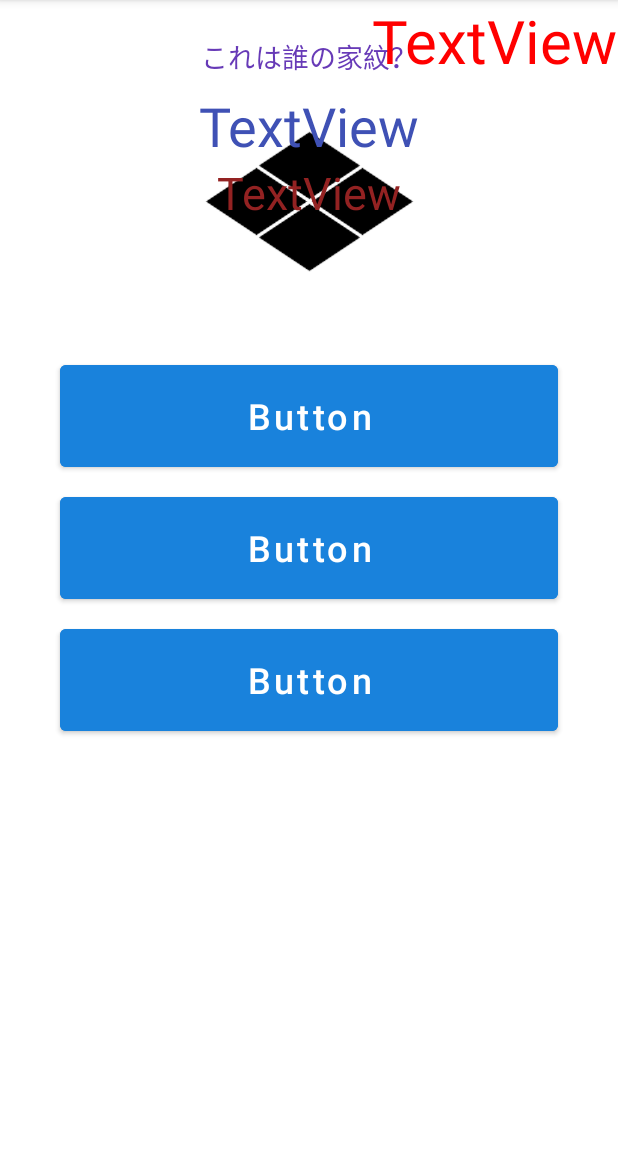
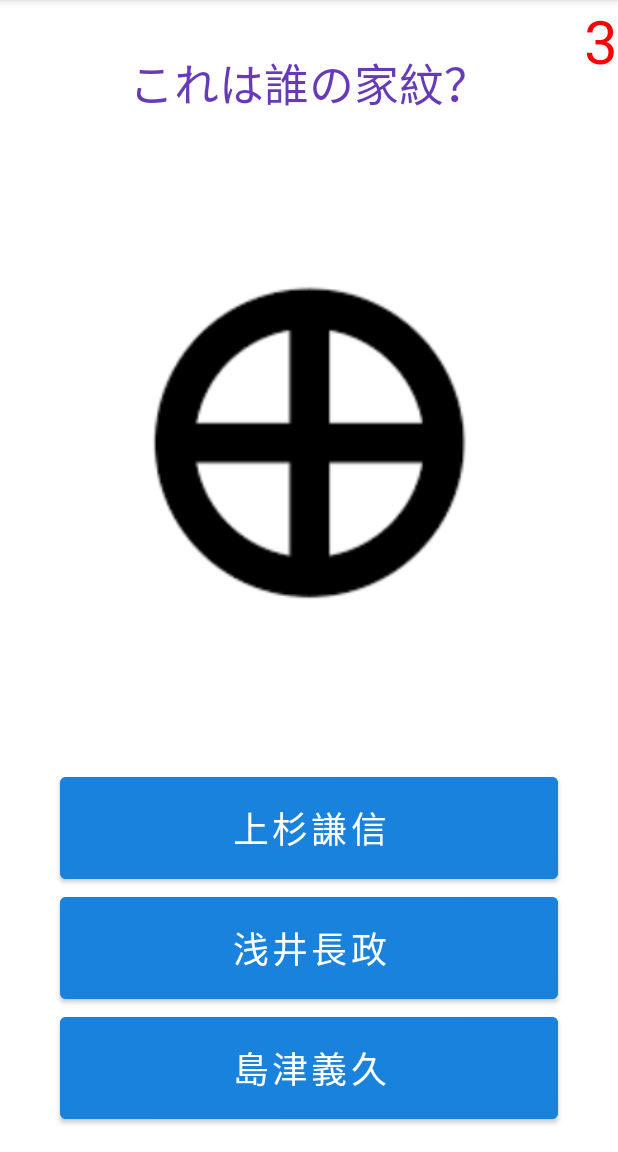
Before and after one commit to SomaBito/Quiz, an Android app: the screen it shows after launch (AllQuizActivity), after a tap on "家紋", on a phone screen of 412 x 824 dp, the part 84-1236 px from its top. Run offline under Robolectric (Android 15) with nearby library versions, the phone set to English and light mode, and no system bars; Roboto replaces fonts that are not available here.

Commit message:
一旦保存。

```diff
--- a/app/src/main/java/app/bito/soma/quiz/AllQuizActivity.kt
+++ b/app/src/main/java/app/bito/soma/quiz/AllQuizActivity.kt
@@ -1,7 +1,13 @@
 package app.bito.soma.quiz
 
+import android.content.Intent
 import androidx.appcompat.app.AppCompatActivity
 import android.os.Bundle
+import android.os.CountDownTimer
+import android.util.Log
+import android.view.View
+import androidx.core.view.isVisible
+import kotlinx.android.synthetic.main.activity_quiz.*
 
 class AllQuizActivity : AppCompatActivity() {
 
@@ -14,15 +20,45 @@ class AllQuizActivity : AppCompatActivity() {
     var correctCount: Int = 0
 
     var second = 5
+
+    var key:String? = ""
+
+    val timer : CountDownTimer = object : CountDownTimer(5000,1000){
+
+        override fun onFinish() {
+            secondText.text = second.toString()
+            judgeImage.setImageResource(R.drawable.fuseikai)
+            quizText.setText("不正解")
+            correctAnswerText.text = "正解は$correctAnswer"
+            answerButton1.isVisible = false
+            answerButton2.isVisible = false
+            answerButton3.isVisible = false
+            kamonImage.visibility = View.INVISIBLE
+            kamonImage.visibility = View.VISIBLE
+
+            showAnswer()
+
+            quizCount++
+
+            second = 6
+        }
+
+        override fun onTick(millisUntilFinished: Long) {
+            second = second - 1
+            secondText.text = second.toString()
+        }
+    }
+
     override fun onCreate(savedInstanceState: Bundle?) {
         super.onCreate(savedInstanceState)
         setContentView(R.layout.activity_all_quiz)
 
-        val key = intent.getStringExtra("key")
+        key = intent.getStringExtra("key")
 
         when(key){
             "kamon" ->{
                 shuffledLists = QuizLists1.shuffled()
+
             }
             "kamon2" ->{
                 shuffledLists = QuizLists2.shuffled()
@@ -43,6 +79,130 @@ class AllQuizActivity : AppCompatActivity() {
 
         }
 
+        showquestion()
+
+        answerButton1.setOnClickListener {
+            checkAnswer(answerButton1.text.toString())
+
+        }
+
+        answerButton2.setOnClickListener {
+            checkAnswer(answerButton2.text.toString())
+
+        }
+
+        answerButton3.setOnClickListener {
+            checkAnswer(answerButton3.text.toString())
+
+        }
+
+
+
+        nextButton.setOnClickListener {
+
+            if ( quizCount == shuffledLists?.size) {
+
+                val resultsIntent: Intent = Intent( this, ResultActivity::class.java)
+
+                resultsIntent.putExtra("QuizCount", shuffledLists?.size!!)
+
+                resultsIntent.putExtra("CorrectCount", correctCount)
+
+                startActivity(resultsIntent)
+                finish()
+
+            }else{
+                judgeImage.isVisible = false
+                nextButton.isVisible = false
+
+                answerButton1.isEnabled = true
+                answerButton2.isEnabled = true
+                answerButton3.isEnabled = true
+
+                correctAnswerText.text = ""
+
+                showquestion()
+
+            }
+        }
+
+    }
+
+    fun showquestion() {
+
+        secondText.isVisible = true
+
+        val question: QuizData = shuffledLists?.get(quizCount)!!
+
+        Log.d("question", "${question.mondaibun}, ${question.image.toString()}")
+
+        answerButton1.text = question.question1
+        answerButton2.text = question.question2
+        answerButton3.text = question.question3
+
+        correctAnswer = question.answer
+
+        if(question.image != null) {
+            kamonImage.visibility = View.VISIBLE
+            kamonImage.setImageResource(question.image)
+        }else{
+            kamonImage.visibility = View.INVISIBLE
+        }
+
+        quizText.text = question.mondaibun
+
+        answerButton1.isVisible = true
+        answerButton2.isVisible = true
+        answerButton3.isVisible = true
+
+        secondText.text = second.toString()
+        second = 5
+
+        timer.start()
+
+    }
+
+    fun checkAnswer(answerText: String) {
+        timer.cancel()
+
+        if (answerText == correctAnswer) {
+            judgeImage.setImageResource(R.drawable.seikai)
+            correctCount++
+            quizText.setText("")
+            answerButton1.isVisible = false
+            answerButton2.isVisible = false
+            answerButton3.isVisible = false
+            kamonImage.visibility = View.INVISIBLE
+            secondText.isVisible = false
+
+        } else {
+            judgeImage.setImageResource(R.drawable.fuseikai)
+            quizText.setText("不正解")
+            correctAnswerText.text = "正解は$correctAnswer"
+            answerButton1.isVisible = false
+            answerButton2.isVisible = false
+            answerButton3.isVisible = false
+            kamonImage.visibility = View.INVISIBLE
+            secondText.isVisible = false
+
+        }
+        showAnswer()
+
+        quizCount++
+    }
+
+    fun showAnswer(){
+
+
+
+        judgeImage.isVisible = true
+
+        nextButton.isVisible = true
+
+        answerButton1.isEnabled = false
+        answerButton2.isEnabled = false
+        answerButton3.isEnabled = false
+
 
     }
 }
--- a/app/src/main/java/app/bito/soma/quiz/Data.kt
+++ b/app/src/main/java/app/bito/soma/quiz/Data.kt
@@ -1,20 +1,20 @@
 package app.bito.soma.quiz
 
 val QuizLists1: List<QuizData> = listOf(
-    QuizData("", "武田信玄", "明智光秀", "北条氏政","武田信玄", R.drawable.takedakamon),
-    QuizData("", "織田信長", "石田三成", "井伊直政","石田三成", R.drawable.ishidakamon),
-    QuizData("", "徳川家康", "豊臣秀吉", "毛利輝元","豊臣秀吉", R.drawable.toyotomikamon),
-    QuizData("", "真田昌幸", "伊達政宗", "斎藤道三","真田昌幸", R.drawable.sanadakamon),
-    QuizData("", "上杉謙信", "浅井長政", "島津義久","島津義久", R.drawable.shimazukamon)
+    QuizData("これは誰の家紋？", "武田信玄", "明智光秀", "北条氏政","武田信玄", R.drawable.takedakamon),
+    QuizData("これは誰の家紋？", "織田信長", "石田三成", "井伊直政","石田三成", R.drawable.ishidakamon),
+    QuizData("これは誰の家紋？", "徳川家康", "豊臣秀吉", "毛利輝元","豊臣秀吉", R.drawable.toyotomikamon),
+    QuizData("これは誰の家紋？", "真田昌幸", "伊達政宗", "斎藤道三","真田昌幸", R.drawable.sanadakamon),
+    QuizData("これは誰の家紋？", "上杉謙信", "浅井長政", "島津義久","島津義久", R.drawable.shimazukamon)
 )
 
 
 val QuizLists2: List<QuizData> = listOf(
-    QuizData("", "龍造寺隆信","細川忠興","鳥居元忠","龍造寺隆信", R.drawable.ryuuzoujikamon),
-    QuizData("", "九鬼嘉隆","清水宗治","前田利家","前田利家",R.drawable.maedakamon),
-    QuizData("", "柴田勝家","上杉謙信","大友宗麟","柴田勝家",R.drawable.shibatakamon),
-    QuizData("", "今川義元","池田恒興","加藤清正","池田恒興",R.drawable.ikedakamon),
-    QuizData("", "小西行長","京極高次","毛利輝元","毛利輝元",R.drawable.mourikamon)
+    QuizData("これは誰の家紋？", "龍造寺隆信","細川忠興","鳥居元忠","龍造寺隆信", R.drawable.ryuuzoujikamon),
+    QuizData("これは誰の家紋？", "九鬼嘉隆","清水宗治","前田利家","前田利家",R.drawable.maedakamon),
+    QuizData("これは誰の家紋？", "柴田勝家","上杉謙信","大友宗麟","柴田勝家",R.drawable.shibatakamon),
+    QuizData("これは誰の家紋？", "今川義元","池田恒興","加藤清正","池田恒興",R.drawable.ikedakamon),
+    QuizData("これは誰の家紋？", "小西行長","京極高次","毛利輝元","毛利輝元",R.drawable.mourikamon)
 )
 
 
--- a/app/src/main/java/app/bito/soma/quiz/ResultActivity.kt
+++ b/app/src/main/java/app/bito/soma/quiz/ResultActivity.kt
@@ -44,7 +44,8 @@ class ResultActivity : AppCompatActivity() {
 
 
         againButton.setOnClickListener {
-            val quizIntent: Intent = Intent(this, QuizActivity::class.java)
+            val quizIntent: Intent = Intent(this, AllQuizActivity::class.java)
+            quizIntent.putExtra("key", intent.getStringExtra("key"))
             startActivity(quizIntent)
             finish()
         }
--- a/app/src/main/res/layout/activity_all_quiz.xml
+++ b/app/src/main/res/layout/activity_all_quiz.xml
@@ -10,13 +10,12 @@
         android:id="@+id/quizText"
         android:layout_width="wrap_content"
         android:layout_height="wrap_content"
-        android:layout_marginTop="24sp"
         android:text="これは誰の家紋？"
         android:textColor="#673AB7"
-        android:textSize="18sp"
+        android:textSize="30sp"
         app:layout_constraintEnd_toEndOf="parent"
         app:layout_constraintStart_toStartOf="parent"
-        app:layout_constraintTop_toTopOf="parent" />
+        app:layout_constraintTop_toBottomOf="@+id/correctAnswerText" />
 
     <TextView
         android:id="@+id/correctAnswerText"
@@ -44,49 +43,49 @@
         android:layout_width="0dp"
         android:layout_height="80sp"
         android:layout_marginStart="40dp"
-        android:layout_marginTop="28dp"
         android:layout_marginEnd="40dp"
         android:backgroundTint="#1982DC"
         android:text="Button"
         android:textAllCaps="false"
         android:textColor="#FFFFFF"
         android:textSize="24sp"
+        app:layout_constraintBottom_toTopOf="@+id/answerButton2"
         app:layout_constraintEnd_toEndOf="parent"
-        app:layout_constraintStart_toStartOf="parent"
-        app:layout_constraintTop_toBottomOf="@+id/kamonImage" />
+        app:layout_constraintHorizontal_bias="0.0"
+        app:layout_constraintStart_toStartOf="parent" />
 
     <Button
         android:id="@+id/answerButton2"
         android:layout_width="0dp"
         android:layout_height="80sp"
         android:layout_marginStart="40dp"
-        android:layout_marginTop="8dp"
         android:layout_marginEnd="40dp"
         android:backgroundTint="#1982DC"
         android:text="Button"
         android:textAllCaps="false"
         android:textColor="#FFFFFF"
         android:textSize="24sp"
+        app:layout_constraintBottom_toTopOf="@+id/answerButton3"
         app:layout_constraintEnd_toEndOf="parent"
-        app:layout_constraintHorizontal_bias="0.0"
-        app:layout_constraintStart_toStartOf="parent"
-        app:layout_constraintTop_toBottomOf="@+id/answerButton1" />
+        app:layout_constraintHorizontal_bias="1.0"
+        app:layout_constraintStart_toStartOf="parent" />
 
     <Button
         android:id="@+id/answerButton3"
         android:layout_width="0dp"
         android:layout_height="80sp"
         android:layout_marginStart="40dp"
-        android:layout_marginTop="8dp"
         android:layout_marginEnd="40dp"
+        android:layout_marginBottom="16dp"
         android:backgroundTint="#1982DC"
         android:text="Button"
         android:textAllCaps="false"
         android:textColor="#FFFFFF"
         android:textSize="24sp"
+        app:layout_constraintBottom_toBottomOf="parent"
         app:layout_constraintEnd_toEndOf="parent"
-        app:layout_constraintStart_toStartOf="parent"
-        app:layout_constraintTop_toBottomOf="@+id/answerButton2" />
+        app:layout_constraintHorizontal_bias="0.0"
+        app:layout_constraintStart_toStartOf="parent" />
 
     <Button
         android:id="@+id/nextButton"
@@ -106,46 +105,26 @@
 
     <ImageView
         android:id="@+id/judgeImage"
-        android:layout_width="361sp"
-        android:layout_height="365sp"
-        android:layout_marginTop="92sp"
+        android:layout_width="200dp"
+        android:layout_height="200dp"
+        android:layout_marginTop="64dp"
+        android:scaleType="centerInside"
         android:visibility="invisible"
         app:layout_constraintEnd_toEndOf="parent"
         app:layout_constraintStart_toStartOf="parent"
-        app:layout_constraintTop_toTopOf="parent"
+        app:layout_constraintTop_toBottomOf="@+id/quizText"
         app:srcCompat="@drawable/seikai" />
 
     <ImageView
         android:id="@+id/kamonImage"
-        android:layout_width="150sp"
-        android:layout_height="150sp"
-        android:layout_marginTop="8dp"
+        android:layout_width="0dp"
+        android:layout_height="0dp"
+        android:layout_marginTop="16dp"
+        android:layout_marginBottom="16dp"
+        app:layout_constraintBottom_toTopOf="@+id/answerButton1"
         app:layout_constraintEnd_toEndOf="parent"
         app:layout_constraintStart_toStartOf="parent"
         app:layout_constraintTop_toBottomOf="@+id/quizText"
         app:srcCompat="@drawable/takedakamon" />
 
-    <TextView
-        android:id="@+id/textView"
-        android:layout_width="wrap_content"
-        android:layout_height="wrap_content"
-        android:layout_marginTop="8sp"
-        android:text="TextView"
-        android:textColor="#3F51B5"
-        android:textSize="36sp"
-        app:layout_constraintEnd_toEndOf="parent"
-        app:layout_constraintStart_toStartOf="parent"
-        app:layout_constraintTop_toBottomOf="@+id/quizText" />
-
-    <TextView
-        android:id="@+id/textView2"
-        android:layout_width="wrap_content"
-        android:layout_height="wrap_content"
-        android:text="TextView"
-        android:textColor="#932222"
-        android:textSize="30sp"
-        app:layout_constraintEnd_toEndOf="parent"
-        app:layout_constraintStart_toStartOf="parent"
-        app:layout_constraintTop_toBottomOf="@+id/textView" />
-
 </androidx.constraintlayout.widget.ConstraintLayout>
```
Also changed, not shown: app/src/main/java/app/bito/soma/quiz/MainActivity.kt (+12 -7 lines).
